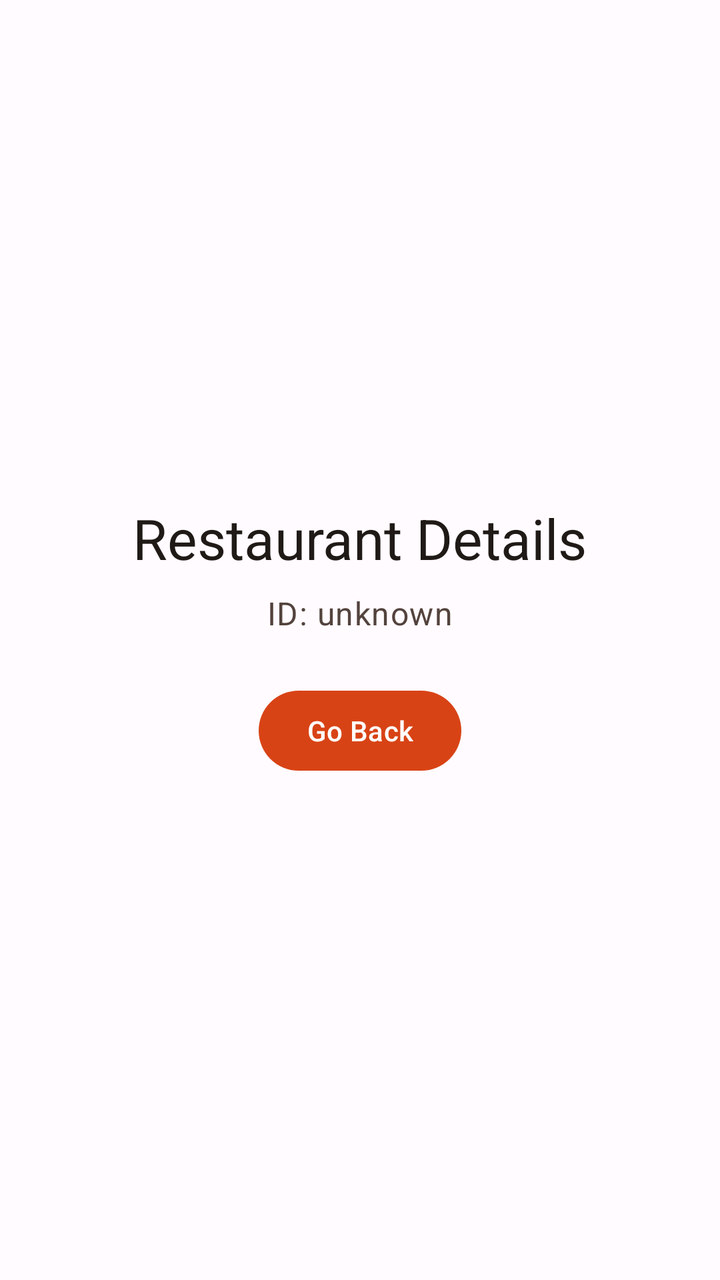
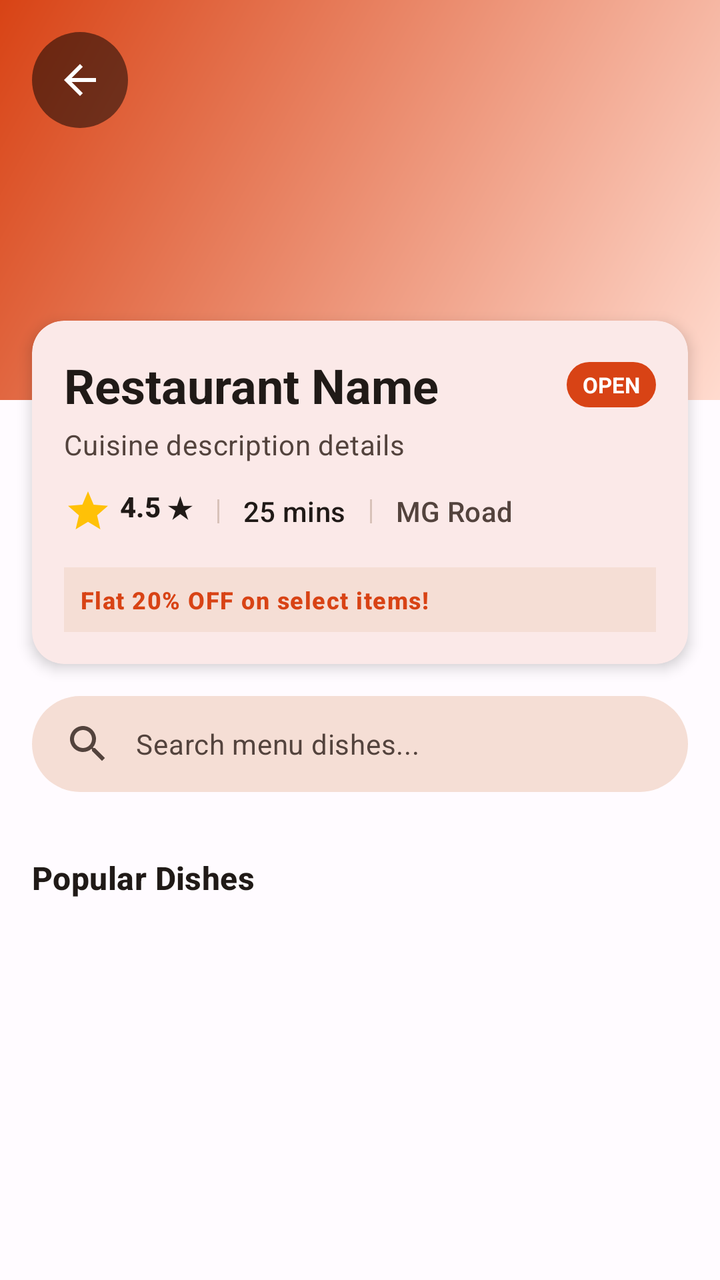

Compare the two renders of this Android layout. The source of the first and the diff that turns it into the second are given below.
<!-- AndroidManifest.xml: application theme Theme.FoodFusionAI -->
<!-- res/layout/fragment_restaurant_details.xml -->
<?xml version="1.0" encoding="utf-8"?>
<LinearLayout xmlns:android="http://schemas.android.com/apk/res/android"
    android:layout_width="match_parent"
    android:layout_height="match_parent"
    android:orientation="vertical"
    android:gravity="center"
    android:background="?attr/colorSurface"
    android:padding="24dp">

    <TextView
        android:id="@+id/tvTitle"
        android:layout_width="wrap_content"
        android:layout_height="wrap_content"
        android:text="Restaurant Details"
        android:textAppearance="?attr/textAppearanceHeadlineMedium"
        android:textColor="?attr/colorOnSurface" />

    <TextView
        android:id="@+id/tvRestaurantId"
        android:layout_width="wrap_content"
        android:layout_height="wrap_content"
        android:layout_marginTop="8dp"
        android:text="ID: unknown"
        android:textAppearance="?attr/textAppearanceBodyLarge"
        android:textColor="?attr/colorOnSurfaceVariant" />

    <Button
        android:id="@+id/btnBack"
        android:layout_width="wrap_content"
        android:layout_height="wrap_content"
        android:layout_marginTop="24dp"
        android:text="Go Back" />
</LinearLayout>
<!-- resources referenced by this layout -->
<resources>
  <color name="md_theme_light_primary">#D84315</color>
  <color name="md_theme_light_onPrimary">#FFFFFF</color>
  <color name="md_theme_light_secondary">#00695C</color>
  <color name="md_theme_light_onSecondary">#FFFFFF</color>
  <color name="md_theme_light_tertiary">#FFB300</color>
  <color name="md_theme_light_onTertiary">#FFFFFF</color>
  <color name="md_theme_light_error">#BA1A1A</color>
  <color name="md_theme_light_onError">#FFFFFF</color>
  <color name="md_theme_light_background">#FFFBFF</color>
  <color name="md_theme_light_surface">#FFFBFF</color>
  <color name="md_theme_light_onSurface">#201A17</color>
  <color name="md_theme_light_outline">#85736C</color>
  <!-- unchanged entries left out for length: 16 -->
</resources>

<!-- the commit's change to res/layout/fragment_restaurant_details.xml (unified diff, before → after) -->
@@ -1,33 +1,431 @@
 <?xml version="1.0" encoding="utf-8"?>
-<LinearLayout xmlns:android="http://schemas.android.com/apk/res/android"
+<androidx.constraintlayout.widget.ConstraintLayout xmlns:android="http://schemas.android.com/apk/res/android"
+    xmlns:app="http://schemas.android.com/apk/res-auto"
+    xmlns:tools="http://schemas.android.com/tools"
     android:layout_width="match_parent"
     android:layout_height="match_parent"
-    android:orientation="vertical"
-    android:gravity="center"
-    android:background="?attr/colorSurface"
-    android:padding="24dp">
-
-    <TextView
-        android:id="@+id/tvTitle"
+    android:background="?attr/colorSurface">
+
+    <androidx.core.widget.NestedScrollView
+        android:id="@+id/scrollViewRestaurant"
+        android:layout_width="match_parent"
+        android:layout_height="match_parent"
+        android:fillViewport="true">
+
+        <androidx.constraintlayout.widget.ConstraintLayout
+            android:layout_width="match_parent"
+            android:layout_height="wrap_content"
+            android:paddingBottom="48dp">
+
+            
+            <ImageView
+                android:id="@+id/ivRestaurantHero"
+                android:layout_width="match_parent"
+                android:layout_height="200dp"
+                android:scaleType="centerCrop"
+                android:src="@drawable/bg_gradient_primary"
+                app:layout_constraintTop_toTopOf="parent" />
+
+            <View
+                android:layout_width="match_parent"
+                android:layout_height="200dp"
+                android:background="@drawable/bg_gradient_primary"
+                android:alpha="0.2"
+                app:layout_constraintTop_toTopOf="parent" />
+
+            
+            <ImageButton
+                android:id="@+id/btnBack"
+                android:layout_width="48dp"
+                android:layout_height="48dp"
+                android:layout_margin="16dp"
+                android:background="@drawable/bg_circle"
+                android:backgroundTint="#80000000"
+                android:src="@drawable/ic_arrow_back"
+                app:layout_constraintStart_toStartOf="parent"
+                app:layout_constraintTop_toTopOf="parent"
+                app:tint="@android:color/white"
+                android:contentDescription="Back" />
+
+            
+            <com.google.android.material.card.MaterialCardView
+                android:id="@+id/cardRestaurantInfo"
+                android:layout_width="match_parent"
+                android:layout_height="wrap_content"
+                android:layout_marginHorizontal="16dp"
+                android:layout_marginTop="-40dp"
+                app:cardCornerRadius="16dp"
+                app:cardElevation="4dp"
+                app:strokeWidth="0dp"
+                app:layout_constraintTop_toBottomOf="@id/ivRestaurantHero">
+
+                <LinearLayout
+                    android:layout_width="match_parent"
+                    android:layout_height="wrap_content"
+                    android:orientation="vertical"
+                    android:padding="16dp">
+
+                    <RelativeLayout
+                        android:layout_width="match_parent"
+                        android:layout_height="wrap_content">
+
+                        <TextView
+                            android:id="@+id/tvRestaurantTitle"
+                            android:layout_width="wrap_content"
+                            android:layout_height="wrap_content"
+                            android:layout_toStartOf="@id/tvStatusBadge"
+                            android:layout_alignParentStart="true"
+                            android:text="Restaurant Name"
+                            android:textAppearance="?attr/textAppearanceHeadlineSmall"
+                            android:textColor="?attr/colorOnSurface"
+                            android:textStyle="bold" />
+
+                        <TextView
+                            android:id="@+id/tvStatusBadge"
+                            android:layout_width="wrap_content"
+                            android:layout_height="wrap_content"
+                            android:layout_alignParentEnd="true"
+                            android:layout_centerVertical="true"
+                            android:background="@drawable/bg_rounded_primary"
+                            android:backgroundTint="?attr/colorPrimary"
+                            android:paddingHorizontal="8dp"
+                            android:paddingVertical="4dp"
+                            android:text="OPEN"
+                            android:textColor="@android:color/white"
+                            android:textSize="11sp"
+                            android:textStyle="bold" />
+                    </RelativeLayout>
+
+                    <TextView
+                        android:id="@+id/tvRestaurantCuisine"
+                        android:layout_width="wrap_content"
+                        android:layout_height="wrap_content"
+                        android:layout_marginTop="4dp"
+                        android:text="Cuisine description details"
+                        android:textAppearance="?attr/textAppearanceBodyMedium"
+                        android:textColor="?attr/colorOnSurfaceVariant" />
+
+                    
+                    <LinearLayout
+                        android:layout_width="match_parent"
+                        android:layout_height="wrap_content"
+                        android:layout_marginTop="12dp"
+                        android:gravity="center_vertical"
+                        android:orientation="horizontal">
+
+                        <TextView
+                            android:id="@+id/tvRestaurantRating"
+                            android:layout_width="wrap_content"
+                            android:layout_height="wrap_content"
+                            android:drawablePadding="4dp"
+                            android:text="4.5 ★"
+                            android:textAppearance="?attr/textAppearanceLabelLarge"
+                            android:textColor="?attr/colorOnSurface"
+                            android:textStyle="bold"
+                            app:drawableStartCompat="@drawable/ic_star"
+                            app:drawableTint="#FFC107" />
+
+                        <View
+                            android:layout_width="1dp"
+                            android:layout_height="12dp"
+                            android:layout_marginHorizontal="12dp"
+                            android:background="?attr/colorOutlineVariant" />
+
+                        <TextView
+                            android:id="@+id/tvRestaurantDelivery"
+                            android:layout_width="wrap_content"
+                            android:layout_height="wrap_content"
+                            android:text="25 mins"
+                            android:textAppearance="?attr/textAppearanceLabelLarge"
+                            android:textColor="?attr/colorOnSurface" />
+
+                        <View
+                            android:layout_width="1dp"
+                            android:layout_height="12dp"
+                            android:layout_marginHorizontal="12dp"
+                            android:background="?attr/colorOutlineVariant" />
+
+                        <TextView
+                            android:id="@+id/tvRestaurantDistance"
+                            android:layout_width="wrap_content"
+                            android:layout_height="wrap_content"
+                            android:text="MG Road"
+                            android:textAppearance="?attr/textAppearanceLabelLarge"
+                            android:textColor="?attr/colorOnSurfaceVariant" />
+                    </LinearLayout>
+
+                    
+                    <TextView
+                        android:id="@+id/tvRestaurantOffer"
+                        android:layout_width="match_parent"
+                        android:layout_height="wrap_content"
+                        android:layout_marginTop="16dp"
+                        android:background="?attr/colorSurfaceVariant"
+                        android:padding="8dp"
+                        android:text="Flat 20% OFF on select items!"
+                        android:textAppearance="?attr/textAppearanceLabelMedium"
+                        android:textColor="?attr/colorPrimary"
+                        android:textStyle="bold" />
+                </LinearLayout>
+            </com.google.android.material.card.MaterialCardView>
+
+            
+            <EditText
+                android:id="@+id/etMenuSearch"
+                android:layout_width="match_parent"
+                android:layout_height="48dp"
+                android:layout_marginHorizontal="16dp"
+                android:layout_marginTop="16dp"
+                android:background="@drawable/bg_rounded_search_box"
+                android:drawableStart="@drawable/ic_search"
+                android:drawablePadding="12dp"
+                android:drawableTint="?attr/colorOnSurfaceVariant"
+                android:hint="Search menu dishes..."
+                android:inputType="text"
+                android:paddingHorizontal="16dp"
+                android:textAppearance="?attr/textAppearanceBodyMedium"
+                android:textColor="?attr/colorOnSurface"
+                android:textColorHint="?attr/colorOnSurfaceVariant"
+                app:layout_constraintTop_toBottomOf="@id/cardRestaurantInfo" />
+
+            
+            <HorizontalScrollView
+                android:id="@+id/scrollCategories"
+                android:layout_width="match_parent"
+                android:layout_height="wrap_content"
+                android:layout_marginTop="12dp"
+                android:clipToPadding="false"
+                android:paddingHorizontal="16dp"
+                android:scrollbars="none"
+                app:layout_constraintTop_toBottomOf="@id/etMenuSearch">
+
+                <com.google.android.material.chip.ChipGroup
+                    android:id="@+id/chipGroupMenuCategories"
+                    android:layout_width="wrap_content"
+                    android:layout_height="wrap_content"
+                    app:singleLine="true"
+                    app:singleSelection="true" />
+            </HorizontalScrollView>
+
+            
+            <TextView
+                android:id="@+id/tvMenuTitle"
+                android:layout_width="wrap_content"
+                android:layout_height="wrap_content"
+                android:layout_marginStart="16dp"
+                android:layout_marginTop="20dp"
+                android:text="Popular Dishes"
+                android:textAppearance="?attr/textAppearanceTitleMedium"
+                android:textColor="?attr/colorOnSurface"
+                android:textStyle="bold"
+                app:layout_constraintStart_toStartOf="parent"
+                app:layout_constraintTop_toBottomOf="@id/scrollCategories" />
+
+            
+            <androidx.recyclerview.widget.RecyclerView
+                android:id="@+id/rvMenuFoods"
+                android:layout_width="match_parent"
+                android:layout_height="wrap_content"
+                android:layout_marginHorizontal="16dp"
+                android:layout_marginTop="12dp"
+                android:nestedScrollingEnabled="false"
+                app:layoutManager="androidx.recyclerview.widget.LinearLayoutManager"
+                app:layout_constraintTop_toBottomOf="@id/tvMenuTitle"
+                tools:listitem="@layout/item_menu_food" />
+
+        </androidx.constraintlayout.widget.ConstraintLayout>
+    </androidx.core.widget.NestedScrollView>
+
+    
+
+    
+    <ProgressBar
+        android:id="@+id/progressBar"
         android:layout_width="wrap_content"
         android:layout_height="wrap_content"
-        android:text="Restaurant Details"
-        android:textAppearance="?attr/textAppearanceHeadlineMedium"
-        android:textColor="?attr/colorOnSurface" />
-
-    <TextView
-        android:id="@+id/tvRestaurantId"
-        android:layout_width="wrap_content"
+        android:visibility="gone"
+        app:layout_constraintBottom_toBottomOf="parent"
+        app:layout_constraintEnd_toEndOf="parent"
+        app:layout_constraintStart_toStartOf="parent"
+        app:layout_constraintTop_toTopOf="parent" />
+
+    
+    <androidx.constraintlayout.widget.ConstraintLayout
+        android:id="@+id/layoutError"
+        android:layout_width="match_parent"
+        android:layout_height="match_parent"
+        android:background="?attr/colorSurface"
+        android:padding="24dp"
+        android:visibility="gone">
+
+        <ImageView
+            android:id="@+id/ivError"
+            android:layout_width="120dp"
+            android:layout_height="120dp"
+            android:src="@drawable/ic_error"
+            app:layout_constraintBottom_toTopOf="@id/tvErrorMessage"
+            app:layout_constraintEnd_toEndOf="parent"
+            app:layout_constraintStart_toStartOf="parent"
+            app:layout_constraintTop_toTopOf="parent"
+            app:layout_constraintVertical_chainStyle="packed" />
+
+        <TextView
+            android:id="@+id/tvErrorMessage"
+            android:layout_width="wrap_content"
+            android:layout_height="wrap_content"
+            android:layout_marginTop="16dp"
+            android:text="Failed to load restaurant information"
+            android:textAppearance="?attr/textAppearanceTitleLarge"
+            android:textColor="?attr/colorOnSurface"
+            app:layout_constraintBottom_toTopOf="@id/btnRetry"
+            app:layout_constraintEnd_toEndOf="parent"
+            app:layout_constraintStart_toStartOf="parent"
+            app:layout_constraintTop_toBottomOf="@id/ivError" />
+
+        <com.google.android.material.button.MaterialButton
+            android:id="@+id/btnRetry"
+            android:layout_width="wrap_content"
+            android:layout_height="wrap_content"
+            android:layout_marginTop="16dp"
+            android:text="Retry"
+            app:layout_constraintBottom_toBottomOf="parent"
+            app:layout_constraintEnd_toEndOf="parent"
+            app:layout_constraintStart_toStartOf="parent"
+            app:layout_constraintTop_toBottomOf="@id/tvErrorMessage" />
+    </androidx.constraintlayout.widget.ConstraintLayout>
+
+</androidx.constraintlayout.widget.ConstraintLayout>
+<!-- res/layout/item_menu_food.xml (included above) -->
+<?xml version="1.0" encoding="utf-8"?>
+<com.google.android.material.card.MaterialCardView xmlns:android="http://schemas.android.com/apk/res/android"
+    xmlns:app="http://schemas.android.com/apk/res-auto"
+    android:layout_width="match_parent"
+    android:layout_height="wrap_content"
+    android:layout_marginBottom="12dp"
+    app:cardCornerRadius="16dp"
+    app:cardElevation="2dp"
+    app:strokeWidth="1dp"
+    app:strokeColor="?attr/colorOutlineVariant">
+
+    <androidx.constraintlayout.widget.ConstraintLayout
+        android:layout_width="match_parent"
         android:layout_height="wrap_content"
-        android:layout_marginTop="8dp"
-        android:text="ID: unknown"
-        android:textAppearance="?attr/textAppearanceBodyLarge"
-        android:textColor="?attr/colorOnSurfaceVariant" />
-
-    <Button
-        android:id="@+id/btnBack"
-        android:layout_width="wrap_content"
-        android:layout_height="wrap_content"
-        android:layout_marginTop="24dp"
-        android:text="Go Back" />
-</LinearLayout>
+        android:padding="12dp">
+
+        <LinearLayout
+            android:id="@+id/layoutFoodInfo"
+            android:layout_width="0dp"
+            android:layout_height="wrap_content"
+            android:orientation="vertical"
+            android:layout_marginEnd="16dp"
+            app:layout_constraintBottom_toBottomOf="parent"
+            app:layout_constraintEnd_toStartOf="@id/layoutImageContainer"
+            app:layout_constraintStart_toStartOf="parent"
+            app:layout_constraintTop_toTopOf="parent">
+
+            <TextView
+                android:id="@+id/tvMenuFoodName"
+                android:layout_width="wrap_content"
+                android:layout_height="wrap_content"
+                android:ellipsize="end"
+                android:maxLines="1"
+                android:text="Dish Name"
+                android:textAppearance="?attr/textAppearanceTitleMedium"
+                android:textColor="?attr/colorOnSurface"
+                android:textStyle="bold" />
+
+            <TextView
+                android:id="@+id/tvMenuFoodDescription"
+                android:layout_width="wrap_content"
+                android:layout_height="wrap_content"
+                android:layout_marginTop="4dp"
+                android:ellipsize="end"
+                android:maxLines="2"
+                android:text="Dish description and ingredients detail goes here."
+                android:textAppearance="?attr/textAppearanceBodyMedium"
+                android:textColor="?attr/colorOnSurfaceVariant" />
+
+            <TextView
+                android:id="@+id/tvMenuFoodPrice"
+                android:layout_width="wrap_content"
+                android:layout_height="wrap_content"
+                android:layout_marginTop="8dp"
+                android:text="₹199"
+                android:textAppearance="?attr/textAppearanceTitleMedium"
+                android:textColor="?attr/colorPrimary"
+                android:textStyle="bold" />
+
+            <TextView
+                android:id="@+id/tvMenuFoodRating"
+                android:layout_width="wrap_content"
+                android:layout_height="wrap_content"
+                android:layout_marginTop="4dp"
+                android:drawablePadding="2dp"
+                android:text="4.5 ★"
+                android:textAppearance="?attr/textAppearanceLabelMedium"
+                android:textColor="?attr/colorOnSurfaceVariant"
+                app:drawableStartCompat="@drawable/ic_star"
+                app:drawableTint="#FFC107" />
+
+        </LinearLayout>
+
+        <androidx.constraintlayout.widget.ConstraintLayout
+            android:id="@+id/layoutImageContainer"
+            android:layout_width="100dp"
+            android:layout_height="100dp"
+            app:layout_constraintBottom_toBottomOf="parent"
+            app:layout_constraintEnd_toEndOf="parent"
+            app:layout_constraintTop_toTopOf="parent">
+
+            <com.google.android.material.card.MaterialCardView
+                android:id="@+id/cardFoodImage"
+                android:layout_width="match_parent"
+                android:layout_height="match_parent"
+                app:cardCornerRadius="12dp"
+                app:strokeWidth="0dp">
+
+                <ImageView
+                    android:id="@+id/ivMenuFoodImage"
+                    android:layout_width="match_parent"
+                    android:layout_height="match_parent"
+                    android:scaleType="centerCrop"
+                    android:src="@drawable/bg_rounded_surface_variant" />
+            </com.google.android.material.card.MaterialCardView>
+
+            <com.google.android.material.button.MaterialButton
+                android:id="@+id/btnMenuAdd"
+                style="@style/Widget.Material3.Button.ElevatedButton"
+                android:layout_width="72dp"
+                android:layout_height="36dp"
+                android:padding="0dp"
+                android:text="ADD"
+                android:textSize="12sp"
+                android:textStyle="bold"
+                app:cornerRadius="8dp"
+                app:layout_constraintBottom_toBottomOf="parent"
+                app:layout_constraintEnd_toEndOf="parent"
+                app:layout_constraintStart_toStartOf="parent"
+                app:layout_constraintTop_toBottomOf="@id/cardFoodImage"
+                app:layout_constraintVertical_bias="0.9" />
+
+            <TextView
+                android:id="@+id/tvUnavailableBadge"
+                android:layout_width="wrap_content"
+                android:layout_height="wrap_content"
+                android:background="#80000000"
+                android:paddingHorizontal="4dp"
+                android:paddingVertical="2dp"
+                android:text="UNAVAILABLE"
+                android:textColor="@android:color/white"
+                android:textSize="9sp"
+                android:textStyle="bold"
+                android:visibility="gone"
+                app:layout_constraintBottom_toBottomOf="parent"
+                app:layout_constraintEnd_toEndOf="parent"
+                app:layout_constraintStart_toStartOf="parent"
+                app:layout_constraintTop_toTopOf="parent" />
+
+        </androidx.constraintlayout.widget.ConstraintLayout>
+
+    </androidx.constraintlayout.widget.ConstraintLayout>
+</com.google.android.material.card.MaterialCardView>
<!-- resource entries referenced after the edit -->
@@ -1,5 +1,47 @@
 <!-- resources referenced by this layout -->
 <resources>
+  <!-- drawable bg_circle (drawable) -->
+  <?xml version="1.0" encoding="utf-8"?>
+  <shape xmlns:android="http://schemas.android.com/apk/res/android" android:shape="oval">
+      <solid android:color="?attr/colorPrimary" />
+  </shape>
+  <!-- drawable bg_gradient_primary (drawable) -->
+  <?xml version="1.0" encoding="utf-8"?>
+  <shape xmlns:android="http://schemas.android.com/apk/res/android" android:shape="rectangle">
+      <gradient
+          android:startColor="?attr/colorPrimaryContainer"
+          android:endColor="?attr/colorPrimary"
+          android:angle="135" />
+  </shape>
+  <!-- drawable bg_rounded_primary (drawable) -->
+  <?xml version="1.0" encoding="utf-8"?>
+  <shape xmlns:android="http://schemas.android.com/apk/res/android" android:shape="rectangle">
+      <solid android:color="?attr/colorPrimary" />
+      <corners android:radius="@dimen/radius_lg" />
+  </shape>
+  <!-- drawable bg_rounded_search_box (drawable) -->
+  <?xml version="1.0" encoding="utf-8"?>
+  <shape xmlns:android="http://schemas.android.com/apk/res/android"
+      android:shape="rectangle">
+      <solid android:color="?attr/colorSurfaceVariant" />
+      <corners android:radius="24dp" />
+  </shape>
+  <!-- drawable bg_rounded_surface_variant (drawable) -->
+  <?xml version="1.0" encoding="utf-8"?>
+  <shape xmlns:android="http://schemas.android.com/apk/res/android" android:shape="rectangle">
+      <solid android:color="?attr/colorSurfaceVariant" />
+      <corners android:radius="@dimen/radius_md" />
+  </shape>
+  <!-- drawable ic_arrow_back (drawable) -->
+  <vector xmlns:android="http://schemas.android.com/apk/res/android" android:width="24dp" android:height="24dp" android:viewportWidth="24" android:viewportHeight="24" android:tint="?attr/colorOnSurface"><path android:fillColor="@android:color/white" android:pathData="M20,11H7.83l5.59,-5.59L12,4l-8,8 8,8 1.41,-1.41L7.83,13H20v-2z"/></vector>
+  <!-- drawable ic_error (drawable) -->
+  <vector xmlns:android="http://schemas.android.com/apk/res/android" android:width="24dp" android:height="24dp" android:viewportWidth="24" android:viewportHeight="24" android:tint="?attr/colorError"><path android:fillColor="@android:color/white" android:pathData="M12,2C6.48,2 2,6.48 2,12s4.48,10 10,10 10,-4.48 10,-10S17.52,2 12,2zM13,17h-2v-2h2v2zM13,13h-2V7h2v6z"/></vector>
+  <!-- drawable ic_search (drawable) -->
+  <vector xmlns:android="http://schemas.android.com/apk/res/android" android:width="24dp" android:height="24dp" android:viewportWidth="24" android:viewportHeight="24" android:tint="?attr/colorOnSurface"><path android:fillColor="@android:color/white" android:pathData="M15.5,14h-0.79l-0.28,-0.27C15.41,12.59 16,11.11 16,9.5 16,5.91 13.09,3 9.5,3S3,5.91 3,9.5 5.91,16 9.5,16c1.61,0 3.09,-0.59 4.23,-1.57l0.27,0.28v0.79l5,4.99L20.49,19l-4.99,-5zM9.5,14C7.01,14 5,11.99 5,9.5S7.01,5 9.5,5 14,7.01 14,9.5 11.99,14 9.5,14z"/></vector>
+  <!-- drawable ic_star (drawable) -->
+  <vector xmlns:android="http://schemas.android.com/apk/res/android" android:width="24dp" android:height="24dp" android:viewportWidth="24" android:viewportHeight="24" android:tint="?attr/colorOnSurface"><path android:fillColor="@android:color/white" android:pathData="M12,17.27L18.18,21l-1.64,-7.03L22,9.24l-7.19,-0.61L12,2 9.19,8.63 2,9.24l5.46,4.73L5.82,21z"/></vector>
+  <dimen name="radius_lg">16dp</dimen>
+  <dimen name="radius_md">12dp</dimen>
   <color name="md_theme_light_primary">#D84315</color>
   <color name="md_theme_light_onPrimary">#FFFFFF</color>
   <color name="md_theme_light_secondary">#00695C</color>
